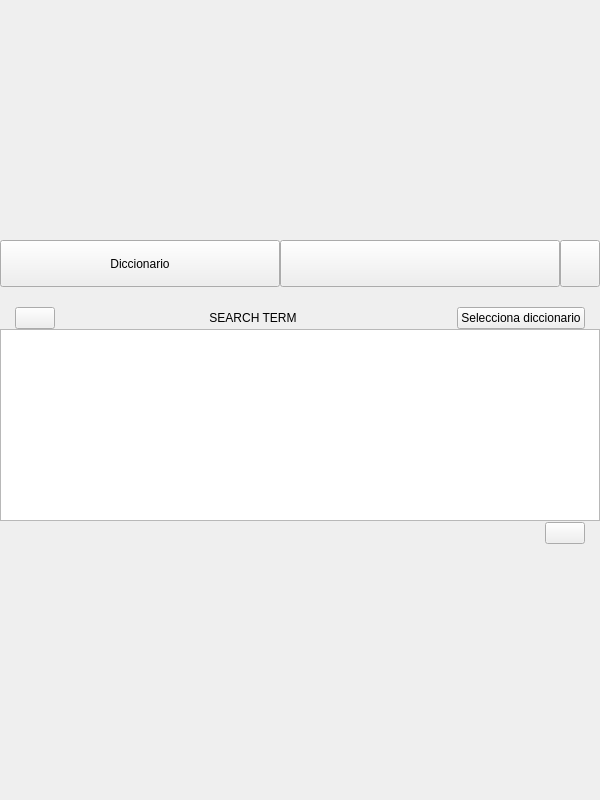
Qt form bqViewer/ui/ViewerDictionaryDefinitionPopup.ui (bq/cervantes) before a commit.
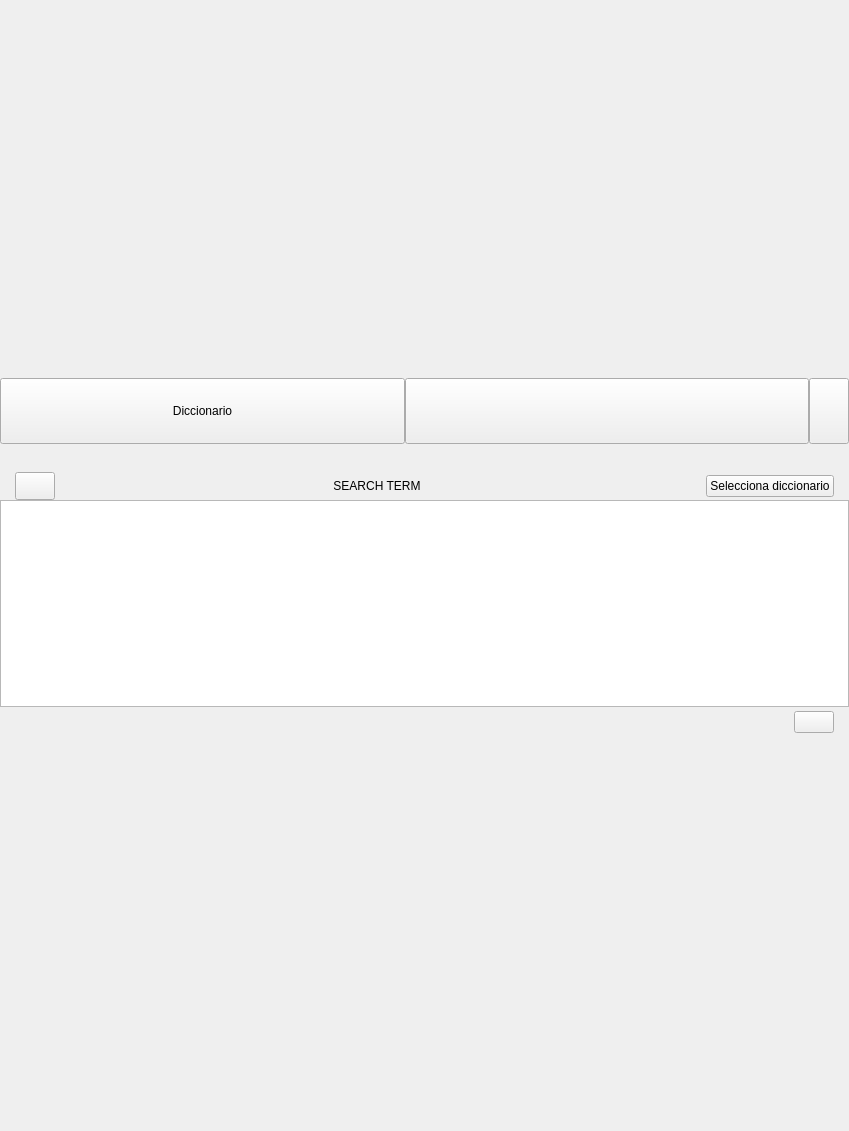
The same form after that commit. Custom widgets are drawn as their Qt base class.

The edit to the form file:
```diff
--- a/bqViewer/ui/ViewerDictionaryDefinitionPopup.ui
+++ b/bqViewer/ui/ViewerDictionaryDefinitionPopup.ui
@@ -6,20 +6,20 @@
    <rect>
     <x>0</x>
     <y>0</y>
-    <width>600</width>
-    <height>800</height>
+    <width>849</width>
+    <height>1131</height>
    </rect>
   </property>
   <property name="minimumSize">
    <size>
-    <width>600</width>
-    <height>800</height>
+    <width>0</width>
+    <height>0</height>
    </size>
   </property>
   <property name="maximumSize">
    <size>
-    <width>600</width>
-    <height>800</height>
+    <width>849</width>
+    <height>1131</height>
    </size>
   </property>
   <property name="windowTitle">
@@ -73,8 +73,8 @@
         </property>
         <property name="maximumSize">
          <size>
-          <width>10000</width>
-          <height>10000</height>
+          <width>14142</width>
+          <height>14142</height>
          </size>
         </property>
         <layout class="QVBoxLayout" name="verticalLayout">
@@ -95,7 +95,7 @@
            <property name="maximumSize">
             <size>
              <width>16777215</width>
-             <height>47</height>
+             <height>66</height>
             </size>
            </property>
            <layout class="QHBoxLayout" name="horizontalLayout">
@@ -198,8 +198,8 @@
               </property>
               <property name="sizeHint" stdset="0">
                <size>
-                <width>40</width>
-                <height>20</height>
+                <width>57</width>
+                <height>28</height>
                </size>
               </property>
              </spacer>
@@ -241,8 +241,8 @@
              </property>
              <property name="sizeHint" stdset="0">
               <size>
-               <width>40</width>
-               <height>20</height>
+               <width>57</width>
+               <height>28</height>
               </size>
              </property>
             </spacer>
@@ -267,8 +267,8 @@
              </property>
              <property name="sizeHint" stdset="0">
               <size>
-               <width>40</width>
-               <height>20</height>
+               <width>57</width>
+               <height>28</height>
               </size>
              </property>
             </spacer>
@@ -325,8 +325,8 @@
               </property>
               <property name="sizeHint" stdset="0">
                <size>
-                <width>40</width>
-                <height>20</height>
+                <width>57</width>
+                <height>28</height>
                </size>
               </property>
              </spacer>
@@ -359,8 +359,8 @@
               </property>
               <property name="sizeHint" stdset="0">
                <size>
-                <width>40</width>
-                <height>20</height>
+                <width>57</width>
+                <height>28</height>
                </size>
               </property>
              </spacer>
@@ -429,17 +429,17 @@
   </layout>
  </widget>
  <customwidgets>
+  <customwidget>
+   <class>bqQTextBrowser</class>
+   <extends>QTextBrowser</extends>
+   <header location="global">bqQTextBrowser.h</header>
+  </customwidget>
   <customwidget>
    <class>ViewerVerticalPagerPopup</class>
    <extends>QWidget</extends>
    <header>ViewerVerticalPagerPopup.h</header>
    <container>1</container>
   </customwidget>
-  <customwidget>
-   <class>bqQTextBrowser</class>
-   <extends>QTextBrowser</extends>
-   <header location="global">bqQTextBrowser.h</header>
-  </customwidget>
  </customwidgets>
  <resources/>
  <connections/>
```
Left out of the diff: 38 changed lines with no effect on the pictures.
